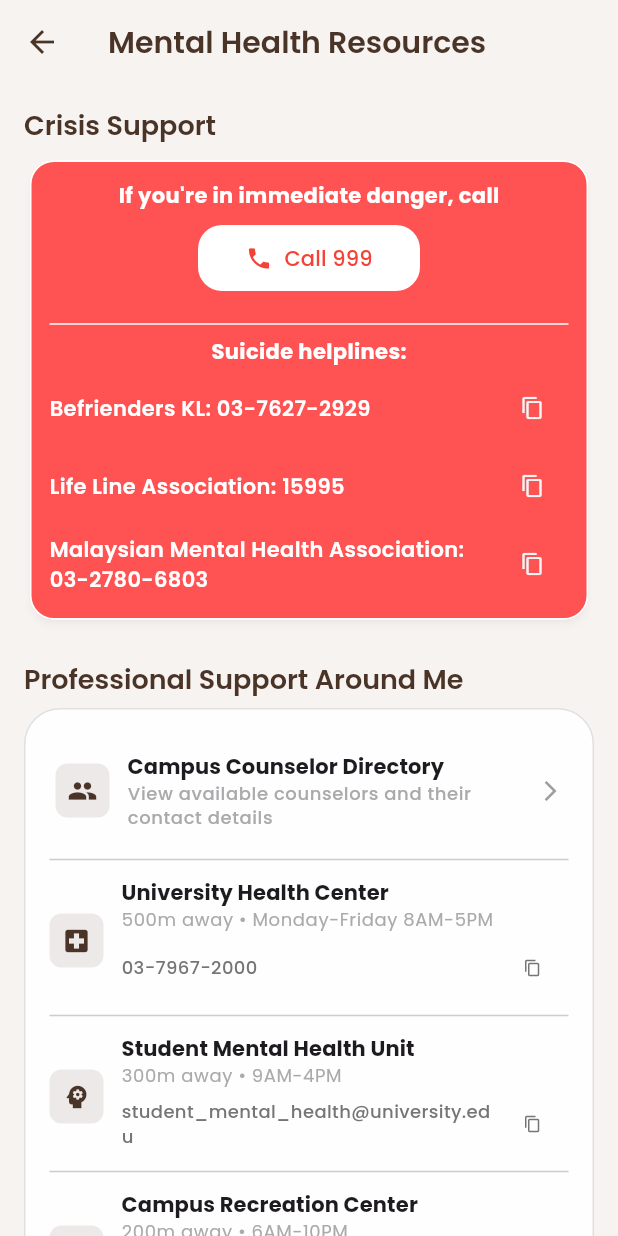
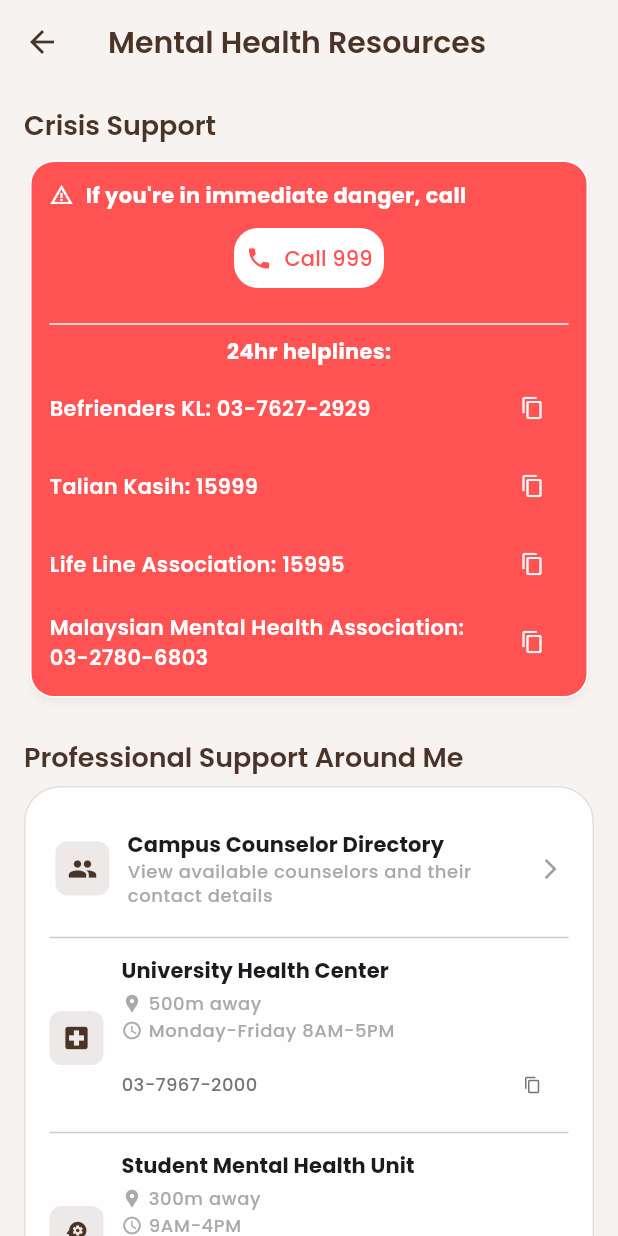
Before and after one commit to jocelyngan2005/solace, a Flutter app: the ResourcesScreen screen opened directly, on a phone screen of 412 x 824 dp. Run offline on Flutter 3.47's test engine with Material 3 defaults, Android fonts, the phone set to English and light mode, and no system bars; our stand-ins replace fl_chart, google_fonts; accounts and stored records are empty.

Commit message:
minor ui updates

```diff
--- a/lib/screens/academic/academic_screen.dart
+++ b/lib/screens/academic/academic_screen.dart
@@ -1,7 +1,6 @@
 import 'package:flutter/material.dart';
 import 'package:intl/intl.dart';
 import '../../widgets/dashboard_card.dart';
-import '../therapy/resources_screen.dart';
 
 class AcademicScreen extends StatefulWidget {
   const AcademicScreen({super.key});
@@ -19,7 +18,7 @@
   @override
   void initState() {
     super.initState();
-    _tabController = TabController(length: 3, vsync: this);
+    _tabController = TabController(length: 2, vsync: this);
   }
 
   @override
@@ -34,7 +33,6 @@
           tabs: const [
             Tab(text: 'Calendar'),
             Tab(text: 'Focus Mode'),
-            Tab(text: 'Resources'),
           ],
         ),
       ),
@@ -43,7 +41,6 @@
         children: [
           _buildCalendarTab(),
           _buildFocusModeTab(),
-          const ResourcesScreen(),
         ],
       ),
     );
--- a/lib/screens/therapy/resources_screen.dart
+++ b/lib/screens/therapy/resources_screen.dart
@@ -35,6 +35,14 @@
                     ),
                     child: Column(
                       children: [
+                        Row(
+                          children: [
+                          const Icon(
+                            Icons.warning_amber,
+                            color: Colors.white,
+                            size: 16,
+                          ),
+                          const SizedBox(width: 8),
                           const Text(
                             'If you\'re in immediate danger, call',
                             style: TextStyle(
@@ -42,19 +50,21 @@
                             color: Colors.white,
                             ),
                           ),
+                          ],
+                        ),
                         const SizedBox(height: 8),
                         SizedBox(
-                          width: 148,
+                          width: 100,
                           child: ElevatedButton.icon(
-                          icon: const Icon(Icons.phone, color: Colors.red),
+                          icon: const Icon(Icons.phone, color: Colors.redAccent),
                           label: const Text('Call 999'),
                           style: ElevatedButton.styleFrom(
                             backgroundColor: Colors.white,
-                            foregroundColor: Colors.red,
+                            foregroundColor: Colors.redAccent,
                             shape: RoundedRectangleBorder(
                             borderRadius: BorderRadius.circular(16),
                             ),
-                            padding: const EdgeInsets.symmetric(vertical: 12),
+                            padding: const EdgeInsets.symmetric(vertical: 8),
                           ),
                           onPressed: () {
                             // You can use url_launcher to actually call, but here just show a snackbar
@@ -70,7 +80,7 @@
                         const SizedBox(height: 12),
                         const Divider(color: Colors.white),
                         const Text(
-                          'Suicide helplines:',
+                          '24hr helplines:',
                           style: TextStyle(
                             fontWeight: FontWeight.bold,
                             color: Colors.white,
@@ -78,6 +88,8 @@
                         ),
                         const SizedBox(height: 4),
                         _buildCrisisContactItem(context, 'Befrienders KL', '03-7627-2929'),
+                        const SizedBox(height: 4),
+                        _buildCrisisContactItem(context, 'Talian Kasih', '15999'),
                         const SizedBox(height: 4),
                         _buildCrisisContactItem(context, 'Life Line Association', '15995'),
                         const SizedBox(height: 4),
@@ -154,58 +166,8 @@
               ),
             ),
 
-            const SizedBox(height: 16),
+            const SizedBox(height: 24),
 
-            // Quick Actions
-            Row(
-              children: [
-                Expanded(
-                  child: Card(
-                    child: InkWell(
-                      onTap: () => _showEmergencyContacts(context),
-                      borderRadius: BorderRadius.circular(16),
-                      child: const Padding(
-                        padding: EdgeInsets.all(16),
-                        child: Column(
-                          children: [
-                            Icon(Icons.emergency, color: Colors.red, size: 32),
-                            SizedBox(height: 8),
-                            Text(
-                              'Emergency\nContacts',
-                              textAlign: TextAlign.center,
-                              style: TextStyle(fontWeight: FontWeight.w600),
-                            ),
-                          ],
-                        ),
-                      ),
-                    ),
-                  ),
-                ),
-                const SizedBox(width: 12),
-                Expanded(
-                  child: Card(
-                    child: InkWell(
-                      onTap: () => _showCampusMap(context),
-                      borderRadius: BorderRadius.circular(16),
-                      child: const Padding(
-                        padding: EdgeInsets.all(16),
-                        child: Column(
-                          children: [
-                            Icon(Icons.map, color: Colors.blue, size: 32),
-                            SizedBox(height: 8),
-                            Text(
-                              'Campus\nMap',
-                              textAlign: TextAlign.center,
-                              style: TextStyle(fontWeight: FontWeight.w600),
-                            ),
-                          ],
-                        ),
-                      ),
-                    ),
-                  ),
-                ),
-              ],
-            ),
           ],
         ),
       ),
@@ -273,6 +235,11 @@
         contact.startsWith('09-');
     final isEmail = contact.contains('@');
 
+    // Parse description to extract distance and time
+    final parts = description.split(' • ');
+    final distance = parts.isNotEmpty ? parts[0] : '';
+    final openTime = parts.length > 1 ? parts[1] : '';
+
     return Row(
       children: [
         Container(
@@ -294,12 +261,49 @@
                         fontWeight: FontWeight.w700,
                       ),
               ),
+              const SizedBox(height: 4),
+              // Distance with location icon
+              if (distance.isNotEmpty)
+                Row(
+                  children: [
+                    Icon(
+                      Icons.location_pin,
+                      size: 14,
+                      color: Theme.of(context).colorScheme.outline,
+                    ),
+                    const SizedBox(width: 4),
                     Text(
-                description,
+                      distance,
                       style: Theme.of(context).textTheme.bodySmall?.copyWith(
                         color: Theme.of(context).colorScheme.outline,
+                        fontWeight: FontWeight.w500,
                       ),
                     ),
+                  ],
+                ),
+              const SizedBox(height: 2),
+              // Open time with clock icon
+              if (openTime.isNotEmpty)
+                Row(
+                  children: [
+                    Icon(
+                      Icons.access_time,
+                      size: 14,
+                      color: Theme.of(context).colorScheme.outline,
+                    ),
+                    const SizedBox(width: 4),
+                    Flexible(
+                      child: Text(
+                        openTime,
+                        style: Theme.of(context).textTheme.bodySmall?.copyWith(
+                          color: Theme.of(context).colorScheme.outline,
+                          fontWeight: FontWeight.w500,
+                        ),
+                      ),
+                    ),
+                  ],
+                ),
+              const SizedBox(height: 4),
               if (contact.isNotEmpty)
                 Row(
                   children: [
@@ -361,55 +365,6 @@
         content: Text('Copied $text to clipboard'),
         duration: const Duration(seconds: 2),
         behavior: SnackBarBehavior.fixed,
-      ),
-    );
-  }
-
-  void _showEmergencyContacts(BuildContext context) {
-    showDialog(
-      context: context,
-      builder: (context) => AlertDialog(
-        shape: RoundedRectangleBorder(borderRadius: BorderRadius.circular(16)),
-        title: const Text('Emergency Contacts'),
-        content: Column(
-          mainAxisSize: MainAxisSize.min,
-          crossAxisAlignment: CrossAxisAlignment.start,
-          children: [
-            _buildEmergencyContactItem(context, '🚨 Emergency', '999'),
-            _buildEmergencyContactItem(context, '🆘 Befrienders KL', '03-7627-2929'),
-            _buildEmergencyContactItem(context, '📞 Life Line Association', '15995'),
-            const SizedBox(height: 8),
-            _buildEmergencyContactItem(context, 'Campus Security', '03-7967-1000'),
-            _buildEmergencyContactItem(context, 'Campus Health', '03-7967-2000'),
-            _buildEmergencyContactItem(context, 'Student Counseling', '03-7967-3333'),
-          ],
-        ),
-        actions: [
-          TextButton(
-            onPressed: () => Navigator.pop(context),
-            child: const Text('Close'),
-          ),
-        ],
-      ),
-    );
-  }
-
-  Widget _buildEmergencyContactItem(BuildContext context, String label, String number) {
-    return Padding(
-      padding: const EdgeInsets.symmetric(vertical: 2),
-      child: Row(
-        children: [
-          Expanded(
-            child: Text('$label: $number'),
-          ),
-          IconButton(
-            onPressed: () => _copyToClipboard(context, number),
-            icon: Icon(Icons.copy, size: 16, color: Colors.grey[400]),
-            tooltip: 'Copy number',
-            padding: EdgeInsets.zero,
-            constraints: const BoxConstraints(),
-          ),
-        ],
       ),
     );
   }
@@ -520,34 +475,4 @@
       ],
     );
   }
-
-  void _showCampusMap(BuildContext context) {
-    showDialog(
-      context: context,
-      builder: (context) => AlertDialog(
-        shape: RoundedRectangleBorder(borderRadius: BorderRadius.circular(16)),
-        title: const Text('Campus Resources Map'),
-        content: const Column(
-          mainAxisSize: MainAxisSize.min,
-          children: [
-            Text('📍 Interactive campus map would show:'),
-            SizedBox(height: 8),
-            Text('• Health Center locations'),
-            Text('• Counseling services'),
-            Text('• Study spaces & library'),
-            Text('• Sports & recreation facilities'),
-            Text('• Prayer rooms & facilities'),
-            Text('• Emergency call points'),
-            Text('• Student services centers'),
-          ],
-        ),
-        actions: [
-          TextButton(
-            onPressed: () => Navigator.pop(context),
-            child: const Text('Close'),
-          ),
-        ],
-      ),
-    );
 }
-}
--- a/lib/widgets/ai_chatbot.dart
+++ b/lib/widgets/ai_chatbot.dart
@@ -239,7 +239,7 @@
                       ));
                     });
                   },
-                  icon: const Icon(Icons.refresh, size: 20),
+                  icon: const Icon(Icons.loop, size: 20),
                   style: IconButton.styleFrom(
                     backgroundColor: Theme.of(context).colorScheme.outline.withOpacity(0.1),
                     foregroundColor: Theme.of(context).colorScheme.onSurface,
```
Also changed, not shown: lib/screens/therapy/positive_affirmation_screen.dart (+23 -18 lines). Lines whose indentation alone changed are shown as unchanged.
